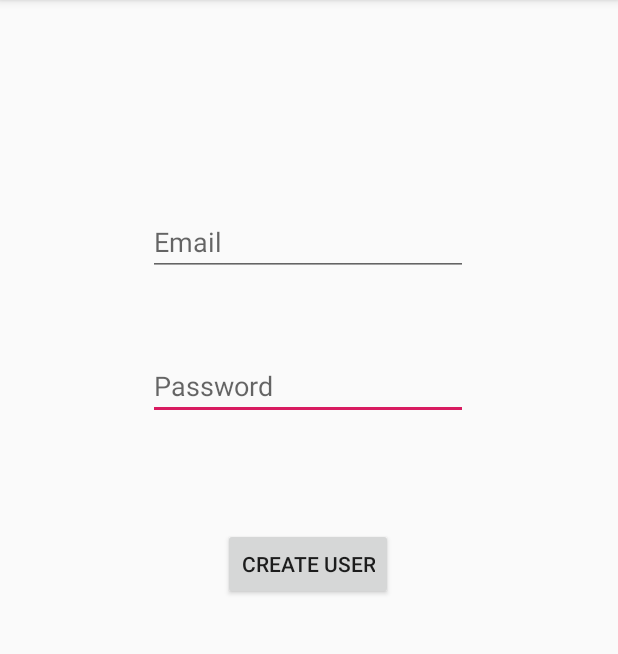
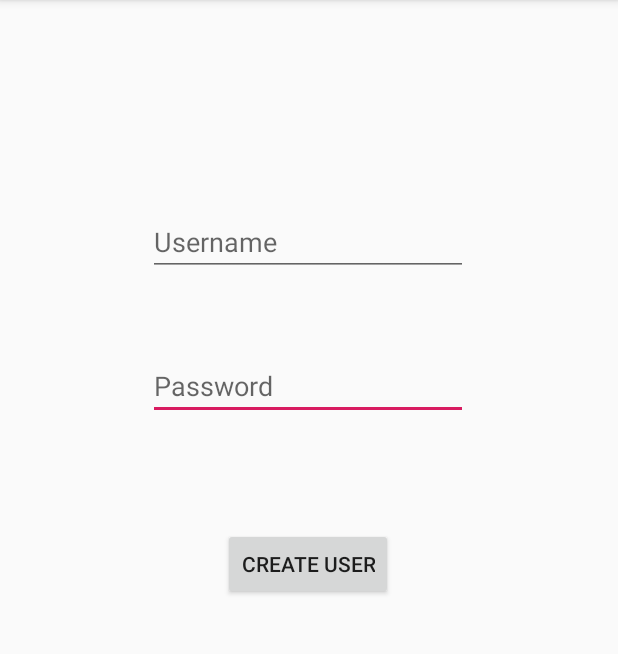
Before and after one commit to Natearoni/GroupProject, an Android app: the screen it shows after launch (CreateUser), after a tap on "CREATE USER", on a phone screen of 412 x 824 dp, the part 84-738 px from its top. Run offline under Robolectric (Android 15) with nearby library versions, the phone set to English and light mode, and no system bars.

```diff
--- a/app/src/main/java/com/repella/groupproject/MainActivity.java
+++ b/app/src/main/java/com/repella/groupproject/MainActivity.java
@@ -13,6 +13,8 @@ import com.google.android.material.snackbar.Snackbar;
 import com.repella.groupproject.data.Privilege;
 import com.repella.groupproject.data.User;
 
+import java.util.ArrayList;
+
 public class MainActivity extends AppCompatActivity {
 
     public static DBM dbm; //database manager -- Nathan
@@ -26,6 +28,16 @@ public class MainActivity extends AppCompatActivity {
        // final Snackbar mySnackbar = Snackbar.make(findViewById(R.id.myCoordinatorLayout), "Login Falied", Snackbar.LENGTH_LONG);
         //Create the database.
         dbm = new DBM(this.getApplicationContext());
+
+        ArrayList<User> userList =  dbm.selectAllUsers();
+
+        if (userList == null){
+            Log.d("Dick", "User is Null");
+        }else{
+            for(int i =0; i <userList.size(); i++){
+                Log.d("Dick", userList.get(i).getUser_name());
+            }
+        }
 
         //Test Cases:
         //Privilege priv = new Privilege("Normal User", "Access to data/items only the users are allowed to see.");
--- a/app/src/main/res/values/strings.xml
+++ b/app/src/main/res/values/strings.xml
@@ -2,7 +2,7 @@
     <string name="app_name">GroupProject</string>
     <string name="title">"TaskTracker"</string>
     <!-- Strings related to login -->
-    <string name="prompt_username">Email</string>
+    <string name="prompt_username">Username</string>
     <string name="prompt_password">Password</string>
     <string name="action_sign_in">Sign in or register</string>
     <string name="action_sign_in_short">Login</string>
```
